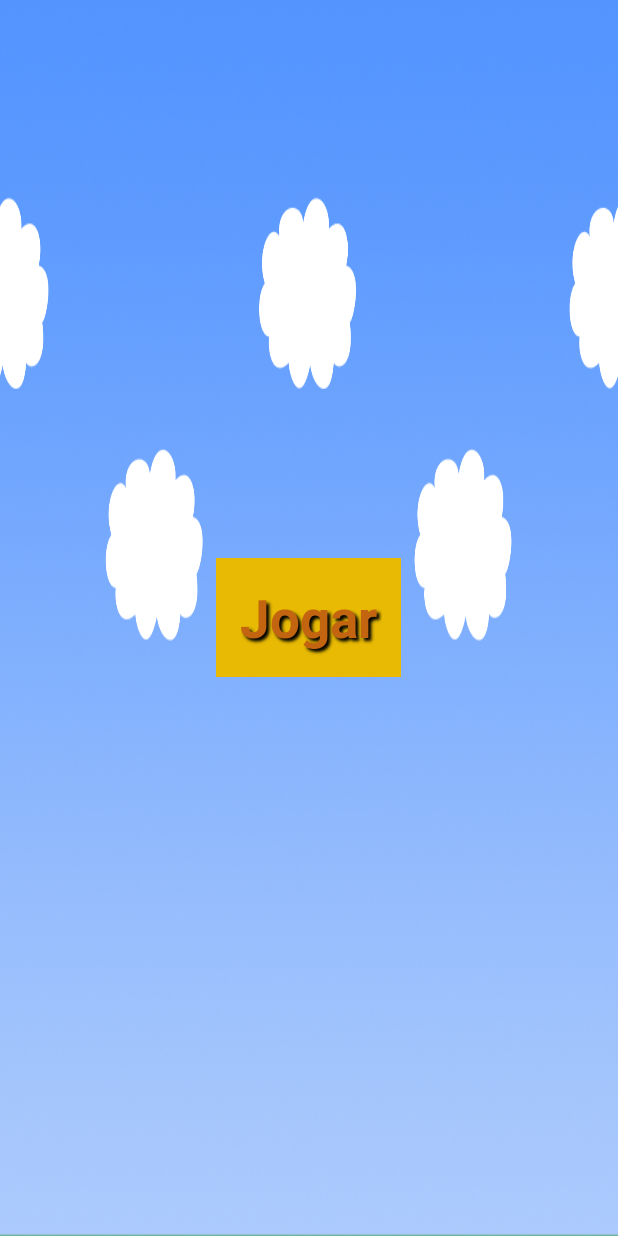
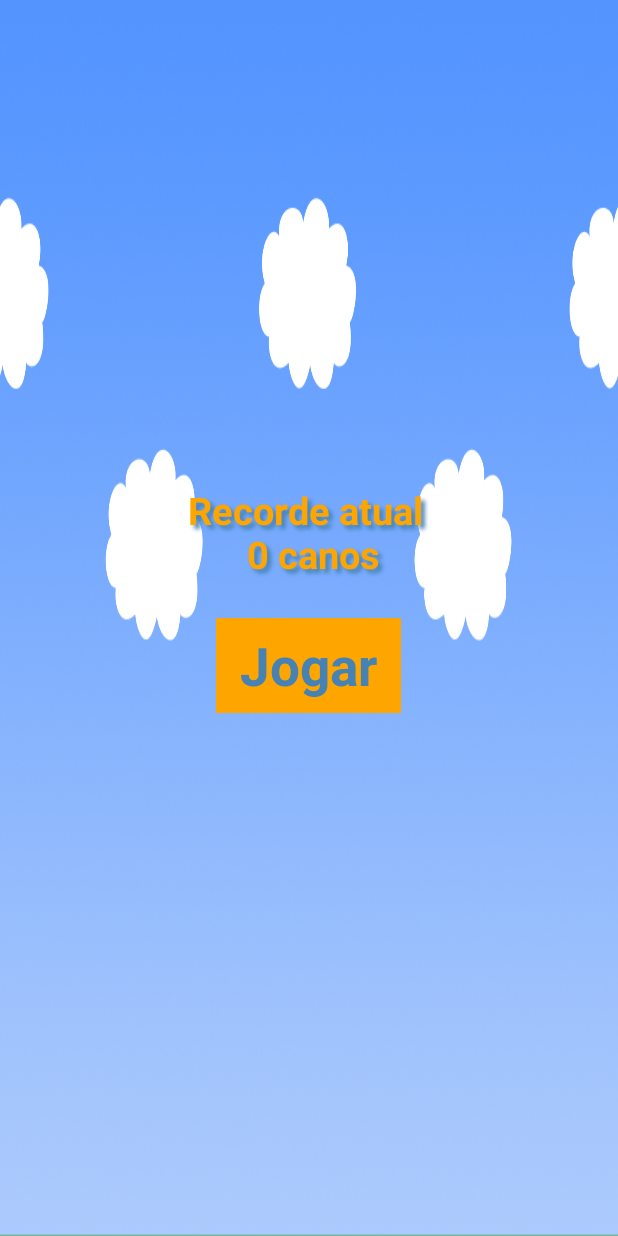
Before and after one commit to ezeqlabs/jumper, an Android app: the screen it shows after launch (BoasVindasActivity), on a phone screen of 412 x 824 dp. Run offline under Robolectric (Android 15) with nearby library versions, the phone set to English and light mode, and no system bars; our stand-ins replace AdMob.

Commit message:
Melhorando telas de boas vindas

```diff
--- a/app/src/main/java/br/com/ezeqlabs/jumper/BoasVindasActivity.java
+++ b/app/src/main/java/br/com/ezeqlabs/jumper/BoasVindasActivity.java
@@ -10,12 +10,19 @@ import android.widget.TextView;
 import com.google.android.gms.ads.AdRequest;
 import com.google.android.gms.ads.AdView;
 
+import br.com.ezeqlabs.jumper.elementos.Pontuacao;
+
 public class BoasVindasActivity extends Activity {
 
     @Override
     protected void onCreate(Bundle savedInstanceState) {
         super.onCreate(savedInstanceState);
         setContentView(R.layout.activity_boas_vindas);
+
+        TextView texto = (TextView) findViewById(R.id.menu_principal_texto);
+        Pontuacao pontuacao = new Pontuacao(null, getSharedPreferences(Pontuacao.JUMPER_PREF, 0));
+
+        texto.setText("Recorde atual \n " + pontuacao.getPontuacaoMaxima() + " canos");
 
         AdView mAdView = (AdView) findViewById(R.id.adView);
         AdRequest adRequest = new AdRequest.Builder().build();
--- a/app/src/main/java/br/com/ezeqlabs/jumper/elementos/Pontuacao.java
+++ b/app/src/main/java/br/com/ezeqlabs/jumper/elementos/Pontuacao.java
@@ -10,7 +10,7 @@ import br.com.ezeqlabs.jumper.engine.Som;
 
 public class Pontuacao{
     private static final Paint BRANCO = Cores.getCorDaPontuacao();
-    private static final String JUMPER_PREF = "JUMPER_PREF";
+    public static final String JUMPER_PREF = "JUMPER_PREF";
     private int pontos = 0;
     private Som som;
     private SharedPreferences preferences;
--- a/app/src/main/res/layout/activity_boas_vindas.xml
+++ b/app/src/main/res/layout/activity_boas_vindas.xml
@@ -11,20 +11,37 @@
         android:gravity="center"
         android:orientation="vertical">
 
+        <TextView
+            android:id="@+id/menu_principal_texto"
+            android:layout_width="wrap_content"
+            android:layout_height="wrap_content"
+            android:textColor="#FFA500"
+            android:textSize="25sp"
+            android:textAlignment="center"
+            android:textStyle="bold"
+            android:shadowColor="#4682B4"
+            android:shadowDx="4"
+            android:shadowDy="4"
+            android:shadowRadius="3"
+            android:layout_marginTop="-25dp"
+            android:layout_marginBottom="25dp" />
+
         <Button
             android:id="@+id/menu_principal_jogar"
             android:layout_width="wrap_content"
             android:layout_height="wrap_content"
             android:shadowColor="#000000"
-            android:shadowDx="3"
-            android:shadowDy="3"
-            android:shadowRadius="2"
+            android:shadowDx="1"
+            android:shadowDy="1"
             android:text="Jogar"
-            android:textColor="#c36510"
+            android:textColor="#4682B4"
             android:textSize="35sp"
             android:textStyle="bold"
-            android:background="#e8ba04"
-            android:padding="16dp" />
+            android:background="#FFA500"
+            android:paddingTop="8dp"
+            android:paddingBottom="8dp"
+            android:paddingLeft="16dp"
+            android:paddingRight="16dp" />
 
     </LinearLayout>
 
--- a/app/src/main/res/layout/activity_ezeqlabs.xml
+++ b/app/src/main/res/layout/activity_ezeqlabs.xml
@@ -10,7 +10,7 @@
         android:background="@drawable/ezeqlabs"
         android:layout_centerVertical="true"
         android:layout_centerHorizontal="true"
-        android:scaleX="2"
-        android:scaleY="2" />
+        android:scaleX="1.5"
+        android:scaleY="1.5" />
 
 </RelativeLayout>
```
